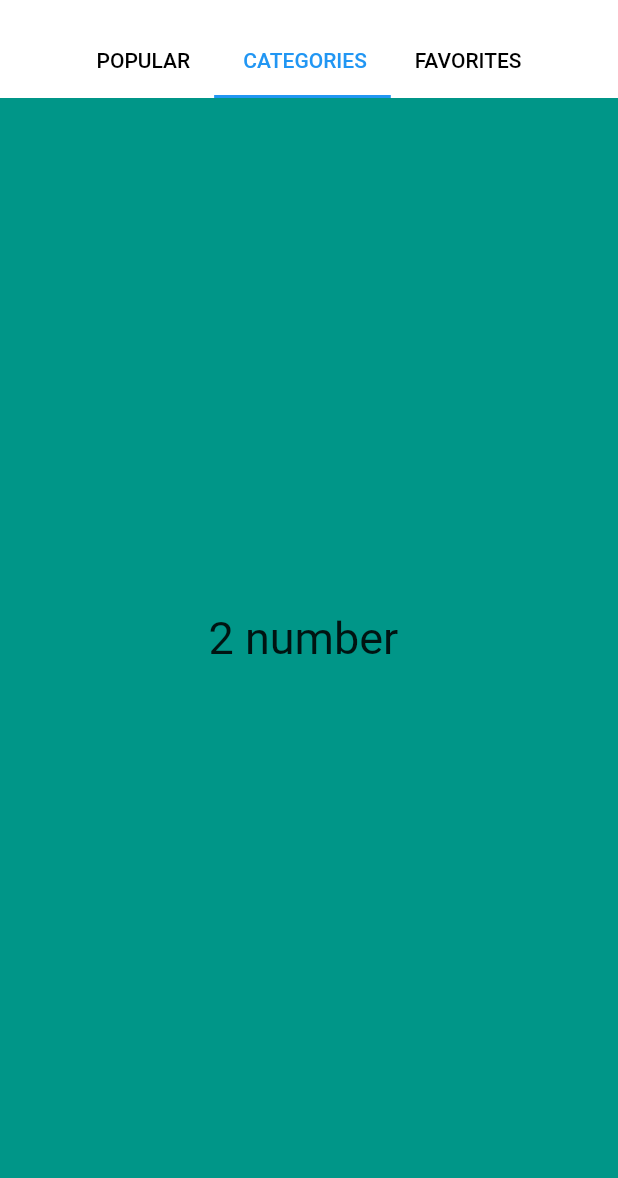
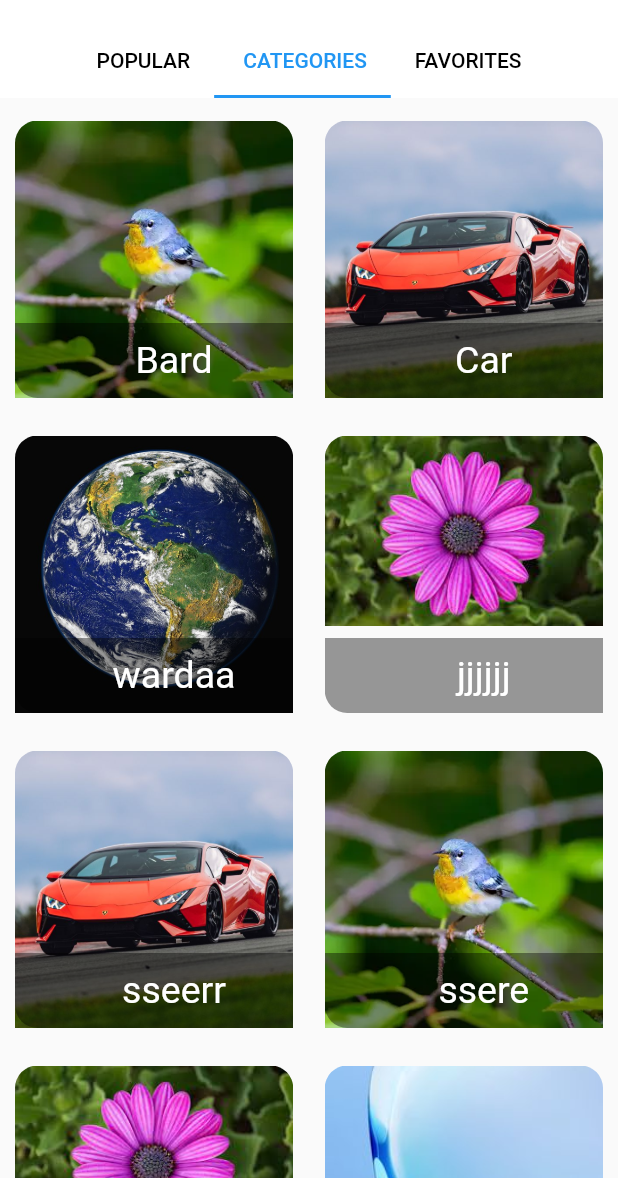
Before and after one commit to zillur07/wallpaper_app_1stclass, a Flutter app: the screen it shows after launch, tab 2 chosen, on a phone screen of 412 x 824 dp, the part 58-1236 px from its top. Run offline on Flutter 3.47's test engine with Material 2 defaults, Android fonts, the phone set to English and light mode, and no system bars; our stand-ins replace get.

Commit message:
2nd class

```diff
--- /dev/null
+++ b/lib/src/component/catagory_component.dart
@@ -0,0 +1,76 @@
+import 'package:app_name/src/model/catagory.dart';
+import 'package:flutter/material.dart';
+import 'package:get/get.dart';
+
+class CatagpryComponent extends StatelessWidget {
+  const CatagpryComponent({super.key});
+
+  @override
+  Widget build(BuildContext context) {
+    return SingleChildScrollView(
+      physics: BouncingScrollPhysics(),
+      child: Column(
+        children: [
+          GridView.builder(
+            shrinkWrap: true,
+            primary: false,
+            gridDelegate: SliverGridDelegateWithFixedCrossAxisCount(
+                crossAxisCount: 2,
+                crossAxisSpacing: 1.0,
+                mainAxisSpacing: 10.0,
+                childAspectRatio: 1.0,
+                mainAxisExtent: 200.0),
+            itemCount: wallpaperCatagoryData.length,
+            itemBuilder: (BuildContext context, int index) {
+              final item = wallpaperCatagoryData[index];
+              return Padding(
+                padding: const EdgeInsets.only(
+                  left: 10,
+                  right: 10,
+                  top: 15,
+                ),
+                child: Stack(
+                  children: [
+                    Container(
+                      width: Get.width - 200,
+                      child: ClipRRect(
+                        borderRadius: BorderRadius.only(
+                          topLeft: Radius.circular(15),
+                          topRight: Radius.circular(15),
+                        ),
+                        child: Image.asset(
+                          '${item.image}',
+                          fit: BoxFit.cover,
+                        ),
+                      ),
+                    ),
+                    Positioned(
+                      bottom: 0,
+                      child: Container(
+                        decoration: BoxDecoration(
+                          borderRadius: BorderRadius.only(
+                            bottomLeft: Radius.circular(15),
+                            bottomRight: Radius.circular(15),
+                          ),
+                          color: Colors.black.withOpacity(0.4),
+                        ),
+                        height: 50,
+                        width: Get.width - 200,
+                        child: Center(
+                          child: Text(
+                            '${item.name}',
+                            style: TextStyle(fontSize: 25, color: Colors.white),
+                          ),
+                        ),
+                      ),
+                    ),
+                  ],
+                ),
+              );
+            },
+          ),
+        ],
+      ),
+    );
+  }
+}
--- /dev/null
+++ b/lib/src/component/wellpaper_component.dart
@@ -0,0 +1,38 @@
+import 'package:app_name/src/model/wallpaper.dart';
+import 'package:flutter/material.dart';
+
+class WellpaperComponent extends StatelessWidget {
+  @override
+  Widget build(BuildContext context) {
+    return SingleChildScrollView(
+      physics: BouncingScrollPhysics(),
+      child: Column(
+        children: [
+          GridView.builder(
+            shrinkWrap: true,
+            primary: false,
+            gridDelegate: SliverGridDelegateWithFixedCrossAxisCount(
+                crossAxisCount: 3,
+                crossAxisSpacing: 10.0,
+                mainAxisSpacing: 10.0,
+                mainAxisExtent: 250.0),
+            itemCount: wallpaperData.length,
+            itemBuilder: (BuildContext context, int index) {
+              final item = wallpaperData[index];
+              return Container(
+                width: 250,
+                child: Image.asset(
+                  // '${wallpaperData[index].image}',
+                  // '${item.image}',
+                  //item.image.toString(),
+                  wallpaperData[index].image.toString(),
+                  fit: BoxFit.cover,
+                ),
+              );
+            },
+          ),
+        ],
+      ),
+    );
+  }
+}
--- /dev/null
+++ b/lib/src/model/catagory.dart
@@ -0,0 +1,69 @@
+class CatagoryModel {
+  final String? image;
+  final String? name;
+
+  CatagoryModel({this.image, this.name});
+}
+
+List<CatagoryModel> wallpaperCatagoryData = [
+  CatagoryModel(
+    image: 'img/b.webp',
+    name: 'Bard',
+  ),
+  CatagoryModel(
+    image: 'img/c.jpg',
+    name: 'Car',
+  ),
+  CatagoryModel(
+    image: 'img/e.jpg',
+    name: 'wardaa',
+  ),
+  CatagoryModel(
+    image: 'img/f.jpg',
+    name: 'jjjjjj',
+  ),
+  CatagoryModel(
+    image: 'img/c.jpg',
+    name: 'sseerr',
+  ),
+  CatagoryModel(
+    image: 'img/b.webp',
+    name: 'ssere',
+  ),
+  CatagoryModel(
+    image: 'img/f.jpg',
+    name: 'sss',
+  ),
+  CatagoryModel(
+    image: 'img/1.jpg',
+    name: 'stert',
+  ),
+  CatagoryModel(
+    image: 'img/f.jpg',
+    name: 'sf',
+  ),
+  CatagoryModel(
+    image: 'img/e.jpg',
+    name: 'fgfgfgfgfgfg',
+  ),
+  CatagoryModel(
+    image: 'img/6.jpg',
+    name: 'Cfffffar',
+  ),
+  CatagoryModel(
+    image: 'img/1.jpg',
+    name: 'Caffffr',
+  ),
+  CatagoryModel(
+    image: 'img/2.jpg',
+    name: 'fffffg',
+  ),
+  CatagoryModel(
+    image: 'img/1.jpg',
+    name: 'Carffffgfd',
+  ),
+  CatagoryModel(
+    image: 'img/2.jpg',
+    name: 'Carffdsfgfg',
+  ),
+];
--- a/lib/src/page/home_page.dart
+++ b/lib/src/page/home_page.dart
@@ -1,4 +1,8 @@
-import 'package:app_name/src/model/wallpaper.dart';
+// ignore_for_file: prefer_const_constructors
+
+import 'package:app_name/src/component/catagory_component.dart';
+import 'package:app_name/src/component/wellpaper_component.dart';
+
 import 'package:flutter/material.dart';
 
 class HomePage extends StatelessWidget {
@@ -41,66 +45,8 @@ class HomePage extends StatelessWidget {
         ),
         drawer: const Drawer(),
         body: TabBarView(children: [
-          SingleChildScrollView(
-            child: Column(
-              children: [
-                // GridView.builder(
-                //   shrinkWrap: true,
-                //   primary: false,
-                //   gridDelegate: const SliverGridDelegateWithFixedCrossAxisCount(
-                //       crossAxisCount: 3, // Number of columns
-                //       crossAxisSpacing: 8.0, // Spacing between columns
-                //       mainAxisSpacing: 2.0,
-                //       mainAxisExtent: 250.0),
-                //   itemCount: wallpaperData.length,
-                //   itemBuilder: (BuildContext context, int index) {
-                //     final item = wallpaperData[index];
-                //     return Container(
-                //       height: 350,
-                //       width: 250,
-                //       child: Image.asset(
-                //         item.image.toString(),
-                //         fit: BoxFit.cover,
-                //       ),
-                //     );
-                //   },
-                // ),
-                GridView.builder(
-                    shrinkWrap: true,
-                    primary: false,
-                    gridDelegate: SliverGridDelegateWithFixedCrossAxisCount(
-                        crossAxisCount: 3,
-                        crossAxisSpacing: 10.0,
-                        mainAxisSpacing: 10.0,
-                        mainAxisExtent: 250.0),
-                    itemCount: wallpaperData.length,
-                    itemBuilder: (BuildContext context, int index) {
-                      final item = wallpaperData[index];
-                      return Container(
-                        width: 250,
-                        child: Image.asset(
-                          // '${wallpaperData[index].image}',
-                          // '${item.image}',
-                          //item.image.toString(),
-                          wallpaperData[index].image.toString(),
-                          fit: BoxFit.cover,
-                        ),
-                      );
-                    })
-              ],
-            ),
-          ),
-          Container(
-            height: 300,
-            width: 200,
-            color: Colors.teal,
-            child: Center(
-              child: Text(
-                '2 number ',
-                style: TextStyle(fontSize: 30),
-              ),
-            ),
-          ),
+          WellpaperComponent(),
+          const CatagpryComponent(),
           Container(
             height: 300,
             width: 200,
```
Also changed, not shown: img/b.webp (added), img/c.jpg (added), img/e.jpg (added), img/f.jpg (added).
